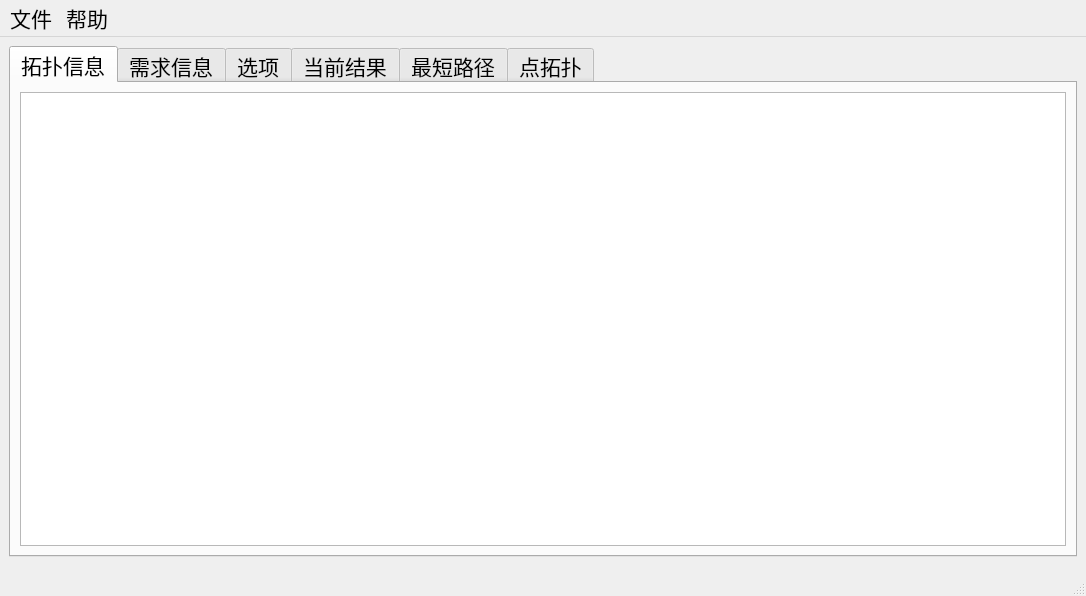
This is GUI/qkdsim.ui in shenzuzhenwang/QKDSim as Qt 5 draws it before an edit. The edited form follows.
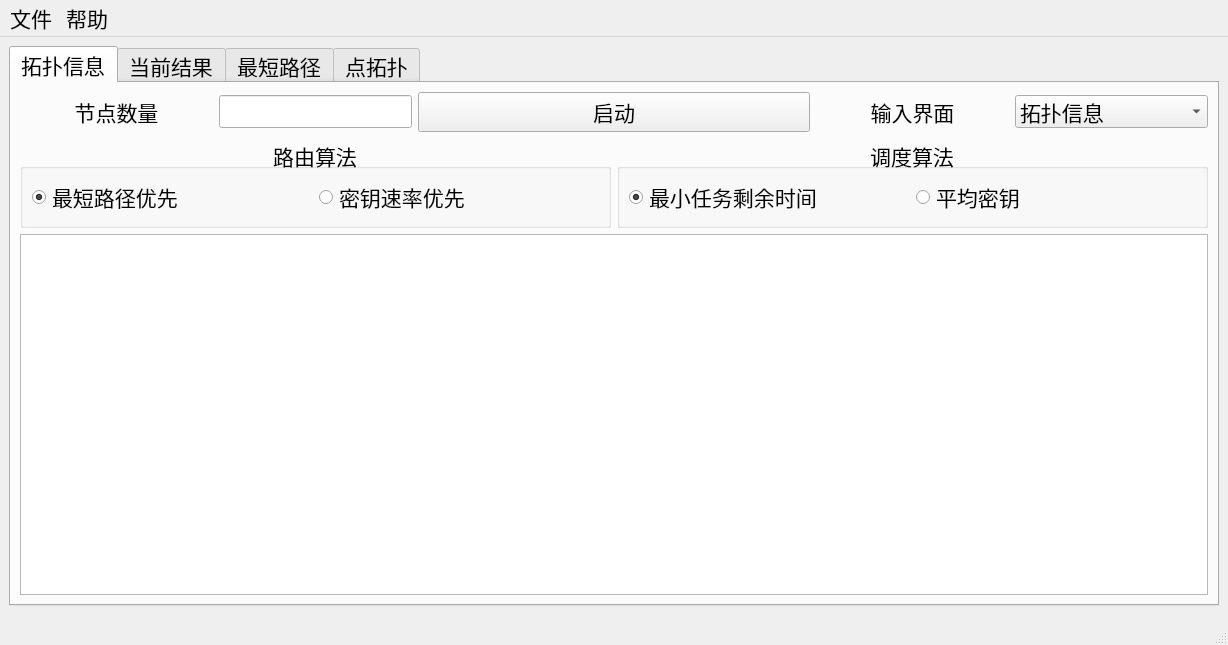
This is the edited form. The open tabs and pages were chosen to show the change.

Patch:
```diff
--- a/GUI/qkdsim.ui
+++ b/GUI/qkdsim.ui
@@ -6,8 +6,8 @@
    <rect>
     <x>0</x>
     <y>0</y>
-    <width>1086</width>
-    <height>596</height>
+    <width>1228</width>
+    <height>645</height>
    </rect>
   </property>
   <property name="font">
@@ -28,96 +28,93 @@
        </font>
       </property>
       <property name="currentIndex">
-       <number>5</number>
+       <number>0</number>
       </property>
       <widget class="QWidget" name="tab">
        <attribute name="title">
         <string>拓扑信息</string>
        </attribute>
-       <layout class="QFormLayout" name="formLayout">
-        <item row="0" column="0" colspan="2">
-         <widget class="QTableWidget" name="tableWidget_net">
-          <attribute name="verticalHeaderVisible">
-           <bool>false</bool>
-          </attribute>
-         </widget>
-        </item>
-       </layout>
-      </widget>
-      <widget class="QWidget" name="tab_2">
-       <attribute name="title">
-        <string>需求信息</string>
-       </attribute>
-       <layout class="QFormLayout" name="formLayout_2">
-        <item row="0" column="0" colspan="2">
-         <widget class="QTableWidget" name="tableWidget_dem">
-          <attribute name="verticalHeaderVisible">
-           <bool>false</bool>
-          </attribute>
-         </widget>
-        </item>
-       </layout>
-      </widget>
-      <widget class="QWidget" name="tab_3">
-       <attribute name="title">
-        <string>选项</string>
-       </attribute>
        <layout class="QGridLayout" name="gridLayout_4">
-        <property name="sizeConstraint">
-         <enum>QLayout::SetDefaultConstraint</enum>
-        </property>
-        <item row="0" column="0">
+        <item row="0" column="2">
+         <layout class="QHBoxLayout" name="horizontalLayout_7">
+          <item>
+           <widget class="QLabel" name="label_5">
+            <property name="sizePolicy">
+             <sizepolicy hsizetype="Expanding" vsizetype="Preferred">
+              <horstretch>0</horstretch>
+              <verstretch>0</verstretch>
+             </sizepolicy>
+            </property>
+            <property name="text">
+             <string>输入界面</string>
+            </property>
+            <property name="alignment">
+             <set>Qt::AlignCenter</set>
+            </property>
+           </widget>
+          </item>
+          <item>
+           <widget class="QComboBox" name="box_input">
+            <property name="sizePolicy">
+             <sizepolicy hsizetype="Expanding" vsizetype="Fixed">
+              <horstretch>0</horstretch>
+              <verstretch>0</verstretch>
+             </sizepolicy>
+            </property>
+            <item>
+             <property name="text">
+              <string>拓扑信息</string>
+             </property>
+            </item>
+            <item>
+             <property name="text">
+              <string>需求信息</string>
+             </property>
+            </item>
+           </widget>
+          </item>
+         </layout>
+        </item>
+        <item row="0" column="1">
+         <widget class="QPushButton" name="bt_start">
+          <property name="sizePolicy">
+           <sizepolicy hsizetype="Expanding" vsizetype="Preferred">
+            <horstretch>0</horstretch>
+            <verstretch>0</verstretch>
+           </sizepolicy>
+          </property>
+          <property name="minimumSize">
+           <size>
+            <width>0</width>
+            <height>0</height>
+           </size>
+          </property>
+          <property name="text">
+           <string>启动</string>
+          </property>
+         </widget>
+        </item>
+        <item row="2" column="0" colspan="3">
+         <widget class="QTableWidget" name="tableWidget_in">
+          <attribute name="verticalHeaderVisible">
+           <bool>false</bool>
+          </attribute>
+         </widget>
+        </item>
+        <item row="1" column="0" colspan="3">
          <layout class="QHBoxLayout" name="horizontalLayout">
-          <property name="sizeConstraint">
-           <enum>QLayout::SetDefaultConstraint</enum>
-          </property>
-          <item>
-           <layout class="QVBoxLayout" name="verticalLayout">
-            <property name="sizeConstraint">
-             <enum>QLayout::SetDefaultConstraint</enum>
-            </property>
-            <item>
-             <layout class="QHBoxLayout" name="horizontalLayout_4">
-              <property name="sizeConstraint">
-               <enum>QLayout::SetDefaultConstraint</enum>
-              </property>
-              <item>
-               <widget class="QLabel" name="label_2">
-                <property name="sizePolicy">
-                 <sizepolicy hsizetype="Expanding" vsizetype="Expanding">
-                  <horstretch>0</horstretch>
-                  <verstretch>0</verstretch>
-                 </sizepolicy>
-                </property>
-                <property name="text">
-                 <string>节点数量</string>
-                </property>
-                <property name="alignment">
-                 <set>Qt::AlignCenter</set>
-                </property>
-               </widget>
-              </item>
-              <item>
-               <widget class="QLineEdit" name="edit_node_num">
-                <property name="alignment">
-                 <set>Qt::AlignCenter</set>
-                </property>
-               </widget>
-              </item>
-             </layout>
-            </item>
             <item>
              <widget class="QGroupBox" name="group_route">
               <property name="sizePolicy">
-               <sizepolicy hsizetype="Expanding" vsizetype="Expanding">
+             <sizepolicy hsizetype="Expanding" vsizetype="Preferred">
                 <horstretch>0</horstretch>
                 <verstretch>0</verstretch>
                </sizepolicy>
               </property>
               <property name="minimumSize">
                <size>
-                <width>400</width>
-                <height>100</height>
+              <width>0</width>
+              <height>0</height>
                </size>
               </property>
               <property name="title">
@@ -130,16 +127,6 @@
                <property name="sizeConstraint">
                 <enum>QLayout::SetDefaultConstraint</enum>
                </property>
-               <item row="0" column="0">
-                <widget class="QRadioButton" name="bt_route1">
-                 <property name="text">
-                  <string>最短路径优先</string>
-                 </property>
-                 <property name="checked">
-                  <bool>true</bool>
-                 </property>
-                </widget>
-               </item>
                <item row="0" column="1">
                 <widget class="QRadioButton" name="bt_route2">
                  <property name="text">
@@ -147,21 +134,31 @@
                  </property>
                 </widget>
                </item>
+             <item row="0" column="0">
+              <widget class="QRadioButton" name="bt_route1">
+               <property name="text">
+                <string>最短路径优先</string>
+               </property>
+               <property name="checked">
+                <bool>true</bool>
+               </property>
+              </widget>
+             </item>
               </layout>
              </widget>
             </item>
             <item>
              <widget class="QGroupBox" name="group_schedule">
               <property name="sizePolicy">
-               <sizepolicy hsizetype="Expanding" vsizetype="Expanding">
+             <sizepolicy hsizetype="Expanding" vsizetype="Preferred">
                 <horstretch>0</horstretch>
                 <verstretch>0</verstretch>
                </sizepolicy>
               </property>
               <property name="minimumSize">
                <size>
-                <width>400</width>
-                <height>100</height>
+              <width>0</width>
+              <height>0</height>
                </size>
               </property>
               <property name="title">
@@ -174,13 +171,6 @@
                <property name="sizeConstraint">
                 <enum>QLayout::SetDefaultConstraint</enum>
                </property>
-               <item row="0" column="1">
-                <widget class="QRadioButton" name="bt_schedule2">
-                 <property name="text">
-                  <string>平均密钥</string>
-                 </property>
-                </widget>
-               </item>
                <item row="0" column="0">
                 <widget class="QRadioButton" name="bt_schedule1">
                  <property name="text">
@@ -191,27 +181,43 @@
                  </property>
                 </widget>
                </item>
+             <item row="0" column="1">
+              <widget class="QRadioButton" name="bt_schedule2">
+               <property name="text">
+                <string>平均密钥</string>
+               </property>
+              </widget>
+             </item>
               </layout>
              </widget>
             </item>
            </layout>
           </item>
+        <item row="0" column="0">
+         <layout class="QHBoxLayout" name="horizontalLayout_4">
+          <property name="sizeConstraint">
+           <enum>QLayout::SetDefaultConstraint</enum>
+          </property>
           <item>
-           <widget class="QPushButton" name="bt_start">
+           <widget class="QLabel" name="label_2">
             <property name="sizePolicy">
-             <sizepolicy hsizetype="Expanding" vsizetype="Fixed">
+             <sizepolicy hsizetype="Expanding" vsizetype="Preferred">
               <horstretch>0</horstretch>
               <verstretch>0</verstretch>
              </sizepolicy>
             </property>
-            <property name="minimumSize">
-             <size>
-              <width>200</width>
-              <height>100</height>
-             </size>
-            </property>
             <property name="text">
-             <string>启动</string>
+             <string>节点数量</string>
+            </property>
+            <property name="alignment">
+             <set>Qt::AlignCenter</set>
+            </property>
+           </widget>
+          </item>
+          <item>
+           <widget class="QLineEdit" name="edit_node_num">
+            <property name="alignment">
+             <set>Qt::AlignCenter</set>
             </property>
            </widget>
           </item>
@@ -471,7 +477,7 @@
     <rect>
      <x>0</x>
      <y>0</y>
-     <width>1086</width>
+     <width>1228</width>
      <height>32</height>
     </rect>
    </property>
```
Lines whose indentation alone changed are shown as unchanged.
